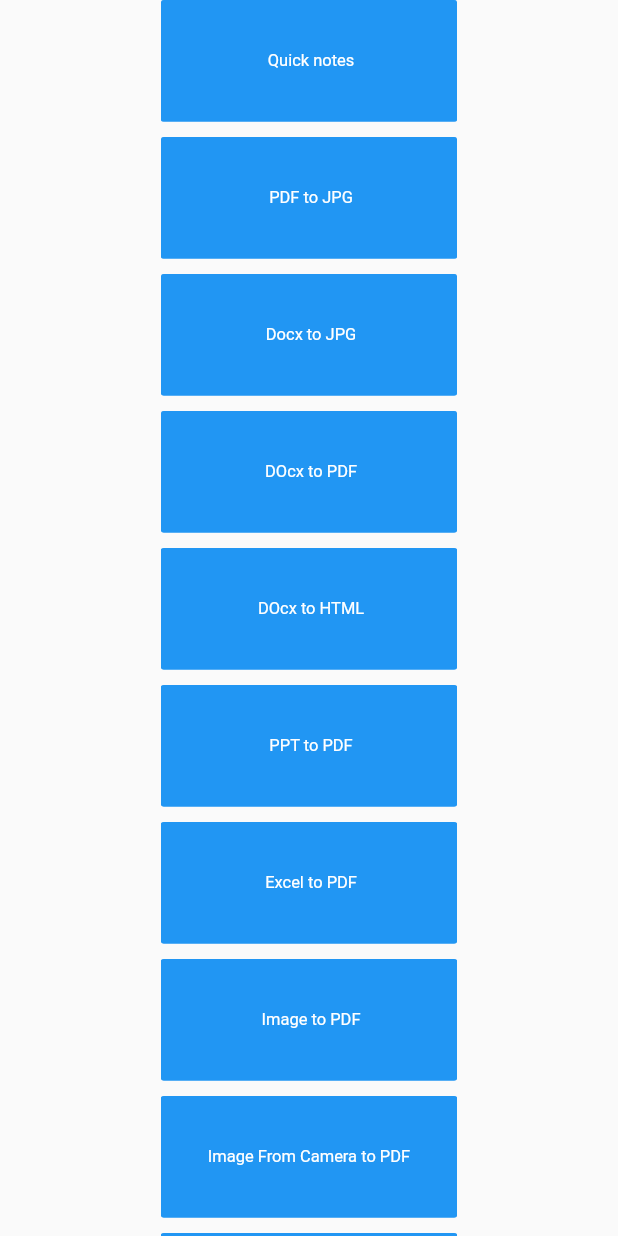
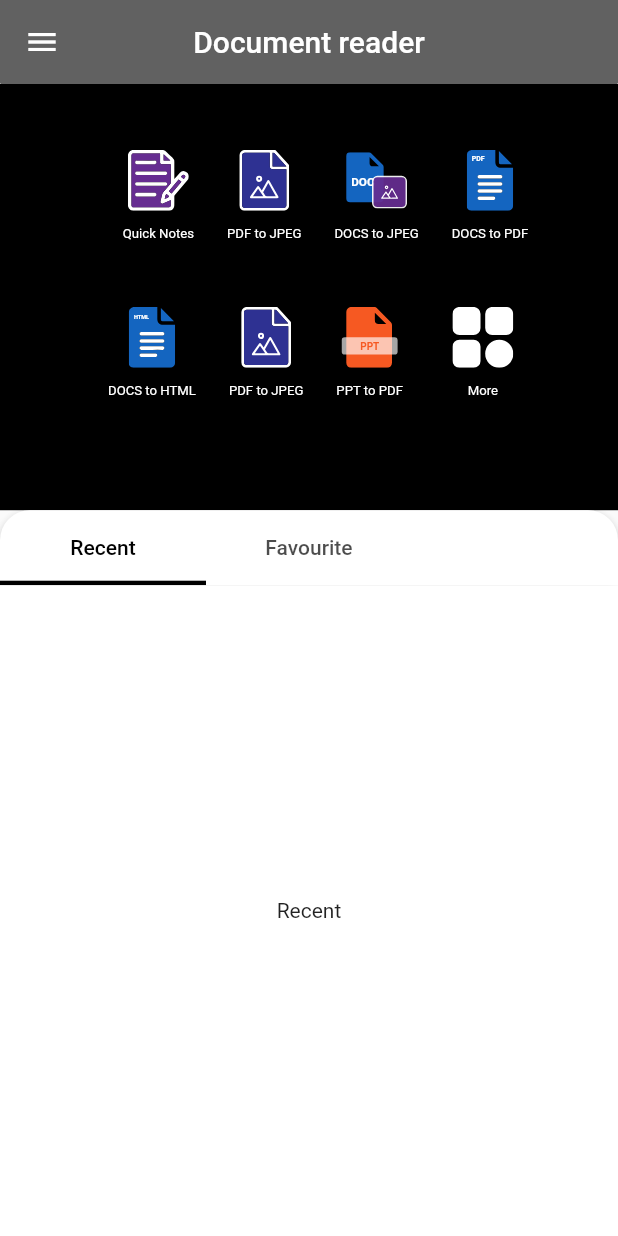
Before and after one commit to annexmirza/docapplication, a Flutter app: the screen it shows after launch, on a phone screen of 412 x 824 dp. Run offline on Flutter 3.47's test engine with Material 2 defaults, Android fonts, the phone set to English and light mode, and no system bars; our stand-ins replace file_picker, flutter_easyloading, flutter_screenutil, flutter_svg, get, image_picker and 2 more; missing offline and left inert: external_path, flutter_pdfview, internet_file, syncfusion_flutter_pdf, syncfusion_flutter_signaturepad; accounts and stored records are empty.

Commit message:
home ui page

```diff
--- /dev/null
+++ b/lib/constants.dart
@@ -0,0 +1,18 @@
+import 'package:flutter/material.dart';
+
+// -------colors section-----//
+final appdarkbluecolor = Color(0xff282D5A);
+final applightgreycolors = Colors.grey[400];
+final appwhiteColor = Colors.white;
+final appblackColor = Colors.black;
+final appGreyColor = Color(0xFF7D8592);
+final appDarkBlueColor = Color(0xff2A9DF4);
+
+
+// constant variables
+
+const String signupFormStatus = 'signup';
+const String personalInfoFormStatus = 'personalInfo';
+const String taxiBaseInfoFormStatus = 'taxiBaseInfo';
+const String vehicleInfoFormStatus = 'vehicleInfo';
+const String legalAndKinFormStatus = 'legalAndKinInfo';
--- a/lib/main.dart
+++ b/lib/main.dart
@@ -4,10 +4,11 @@
 import 'package:get/get.dart';
 
 import 'view/home_page.dart';
+import 'view/home_tab_page.dart';
 
 void main() async {
   WidgetsFlutterBinding.ensureInitialized();
-WidgetsFlutterBinding.ensureInitialized();
+  WidgetsFlutterBinding.ensureInitialized();
 
   // await Firebase.initializeApp(
   //     // options: DefaultFirebaseOptions.currentPlatform
@@ -30,7 +31,7 @@
 }
 
 Widget landingPage() {
-  return HomePage();
+  return HomeTabPage();
   // NotesPageScreen();
 
   // HtmlEditorExample(title: 'asd',);
--- a/lib/view/home_page.dart
+++ b/lib/view/home_page.dart
@@ -2,6 +2,7 @@ import 'package:docapplication/controllers/conversion_controller.dart';
 import 'package:docapplication/view/pdf_signature.dart';
 import 'package:docapplication/view/quick_notes/notes_page.dart';
 import 'package:docapplication/view/widgets/custom_button.dart';
+import 'package:docapplication/view/widgets/file_iocn_container.dart';
 import 'package:flutter/material.dart';
 import 'package:flutter_screenutil/flutter_screenutil.dart';
 import 'package:get/get.dart';
@@ -23,6 +24,16 @@ class HomePage extends StatelessWidget {
                   : Column(
                       mainAxisAlignment: MainAxisAlignment.spaceEvenly,
                       children: [
+                        FileInfoContainer(
+                          svgUrl: "assets/quick notes.svg",
+                          title: "kajhsdkaj",
+                          onTap: () {
+                            print("ontab Click");
+                          },
+                        ),
+                        SizedBox(
+                          height: 400,
+                        ),
                         customButton(
                             text: " Quick notes ",
                             onTapFunction: () {
--- /dev/null
+++ b/lib/view/home_tab_page.dart
@@ -0,0 +1,269 @@
+import 'package:docapplication/view/widgets/file_iocn_container.dart';
+import 'package:flutter/material.dart';
+import 'package:flutter_screenutil/flutter_screenutil.dart';
+
+class HomeTabPage extends StatelessWidget {
+  // const ({ Key? key }) : super(key: key);
+  var radius = Radius.circular(10.r);
+  @override
+  Widget build(BuildContext context) {
+    return DefaultTabController(
+      length: 2,
+      child: Scaffold(
+        appBar: AppBar(
+          title: Text(
+            'Document reader',
+          ),
+          centerTitle: true,
+          backgroundColor: Colors.grey[700],
+          elevation: 0,
+          // give the app bar rounded corners
+          shape: RoundedRectangleBorder(
+            borderRadius: BorderRadius.only(
+              bottomLeft: Radius.circular(1.0),
+              bottomRight: Radius.circular(1.0),
+            ),
+          ),
+          leading: Icon(
+            Icons.menu,
+          ),
+        ),
+        body: Column(
+          // mainAxisAlignment: MainAxisAlignment.spaceEvenly,
+          children: <Widget>[
+            // construct the profile details widget here
+            Container(
+              height: 280.h,
+              color: Colors.black,
+              child: Column(
+                // crossAxisAlignment: CrossAxisAlignment.start,
+                children: [
+                  Row(
+                    mainAxisAlignment: MainAxisAlignment.center,
+                    children: [
+                      FileInfoContainer(
+                        svgUrl: "assets/quicknotes.svg",
+                        onTap: () {},
+                        title: "Quick Notes",
+                      ),
+                      FileInfoContainer(
+                        svgUrl: "assets/pdftojpeg.svg",
+                        onTap: () {},
+                        title: "PDF to JPEG",
+                      ),
+                      FileInfoContainer(
+                        svgUrl: "assets/docstojpeg.svg",
+                        onTap: () {},
+                        title: "DOCS to JPEG",
+                      ),
+                      FileInfoContainer(
+                        svgUrl: "assets/docstopdf.svg",
+                        onTap: () {},
+                        title: "DOCS to PDF",
+                      )
+                    ],
+                  ),
+                  Padding(
+                    padding: EdgeInsets.only(right: 18.w),
+                    child: Row(
+                      mainAxisAlignment: MainAxisAlignment.center,
+                      children: [
+                        FileInfoContainer(
+                          svgUrl: "assets/docstohtml.svg",
+                          onTap: () {},
+                          title: "DOCS to HTML",
+                        ),
+                        FileInfoContainer(
+                          svgUrl: "assets/pdftojpeg.svg",
+                          onTap: () {},
+                          title: "PDF to JPEG",
+                        ),
+                        FileInfoContainer(
+                          svgUrl: "assets/ppttopdf.svg",
+                          onTap: () {},
+                          title: "PPT to PDF",
+                        ),
+                        SizedBox(
+                          width: 10.w,
+                        ),
+                        FileInfoContainer(
+                          svgUrl: "assets/more.svg",
+                          onTap: () {},
+                          title: "More",
+                        )
+                      ],
+                    ),
+                  )
+                ],
+              ),
+            ),
+
+            // the tab bar with two items
+            SizedBox(
+              height: 50,
+              child: AppBar(
+                backgroundColor: Colors.white,
+                shape: RoundedRectangleBorder(
+                  borderRadius: BorderRadius.only(
+                    topLeft: Radius.circular(20.0),
+                    topRight: Radius.circular(20.0),
+                  ),
+                ),
+                bottom: PreferredSize(
+                  preferredSize: const Size.fromHeight(20.0),
+                  child: Align(
+                    alignment: Alignment.centerLeft,
+                    child: Container(
+                      width: MediaQuery.of(context).size.width / 1.5,
+                      child: TabBar(
+                        labelColor: Colors.black,
+                        indicatorColor: Colors.black,
+
+                        // indicatorSize: TabBarIndicatorSize,
+                        indicator: BoxDecoration(
+                          border: Border(
+                            bottom: BorderSide(color: Colors.black, width: 3.0),
+                          ),
+                        ),
+
+                        tabs: [
+                          Tab(
+                            text: "Recent",
+                          ),
+                          Tab(
+                            text: "Favourite",
+                          ),
+                        ],
+                      ),
+                    ),
+                  ),
+                ),
+              ),
+            ),
+
+            // create widgets for each tab bar here
+            Expanded(
+              child: TabBarView(
+                children: [
+                  // first tab bar view widget
+                  Container(
+                    color: Colors.white,
+                    child: Center(
+                      child: Text(
+                        'Recent',
+                      ),
+                    ),
+                  ),
+
+                  // second tab bar viiew widget
+                  Container(
+                    color: Colors.white,
+                    child: Center(
+                      child: Text(
+                        'Favourite',
+                      ),
+                    ),
+                  ),
+                ],
+              ),
+            ),
+          ],
+        ),
+      ),
+    );
+  }
+}
+
+// class HomeTabPage extends StatefulWidget {
+//   @override
+//   profilePageState createState() => profilePageState();
+// }
+
+// class profilePageState extends State<profilePage> {
+
+//   @override
+//   Widget build(BuildContext context) {
+//     return DefaultTabController(
+//       length: 2,
+//       child: Scaffold(
+//         appBar: AppBar(
+//           title: Text(
+//             'My Profile',
+//           ),
+//           centerTitle: true,
+//           backgroundColor: Colors.grey[700].withOpacity(0.4),
+//           elevation: 0,
+//           // give the app bar rounded corners
+//           shape: RoundedRectangleBorder(
+//             borderRadius: BorderRadius.only(
+//               bottomLeft: Radius.circular(20.0),
+//               bottomRight: Radius.circular(20.0),
+//             ),
+//           ),
+//           leading: Icon(
+//             Icons.menu,
+//           ),
+//         ),
+//         body: Column(
+//           children: <Widget>[
+//             // construct the profile details widget here
+//             SizedBox(
+//               height: 180,
+//               child: Center(
+//                 child: Text(
+//                   'Profile Details Goes here',
+//                 ),
+//               ),
+//             ),
+
+//             // the tab bar with two items
+//             SizedBox(
+//               height: 50,
+//               child: AppBar(
+//                 bottom: TabBar(
+//                   tabs: [
+//                     Tab(
+//                       icon: Icon(Icons.directions_bike),
+//                     ),
+//                     Tab(
+//                       icon: Icon(
+//                         Icons.directions_car,
+//                       ),
+//                     ),
+//                   ],
+//                 ),
+//               ),
+//             ),
+
+//             // create widgets for each tab bar here
+//             Expanded(
+//               child: TabBarView(
+//                 children: [
+//                   // first tab bar view widget
+//                   Container(
+//                      color: Colors.red,
+//                     child: Center(
+//                       child: Text(
+//                         'Bike',
+//                       ),
+//                     ),
+//                   ),
+
+//                   // second tab bar viiew widget
+//                   Container(
+//                      color: Colors.pink,
+//                     child: Center(
+//                       child: Text(
+//                         'Car',
+//                       ),
+//                     ),
+//                   ),
+//                 ],
+//               ),
+//             ),
+//           ],
+//         ),
+//       ),
+//     );
+//   }
+// }
--- /dev/null
+++ b/lib/view/widgets/file_iocn_container.dart
@@ -0,0 +1,39 @@
+import 'package:flutter/material.dart';
+import 'package:flutter_screenutil/flutter_screenutil.dart';
+import 'package:flutter_svg/flutter_svg.dart';
+
+class FileInfoContainer extends StatelessWidget {
+  Function onTap;
+  String title;
+  String svgUrl;
+  FileInfoContainer(
+      {required this.onTap, required this.title, required this.svgUrl});
+
+  @override
+  Widget build(BuildContext context) {
+    return Padding(
+      padding: EdgeInsets.only(left: 20.w, top: 40.w),
+      child: Column(
+        crossAxisAlignment: CrossAxisAlignment.center,
+        children: [
+          Container(
+            height: 40.h,
+            width: 40.h,
+            child: SvgPicture.asset(
+              svgUrl,
+              semanticsLabel: 'A red up arrow',
+              fit: BoxFit.contain,
+            ),
+          ),
+          SizedBox(
+            height: 10.h,
+          ),
+          Text(
+            title,
+            style: TextStyle(color: Colors.white, fontSize: 8.sp),
+          )
+        ],
+      ),
+    );
+  }
+}
```
Also changed, not shown: pubspec.yaml (+13 -2 lines), assets/docstohtml.svg (added), assets/docstojpeg.svg (added), assets/docstopdf.svg (added), assets/exceltopdf.svg (added), assets/more.svg (added), assets/pdf.svg (added), assets/pdftojpeg.svg (added), assets/ppttopdf.svg (added), assets/quicknotes.svg (added), assets/svg.svg (added), pubspec.lock.
